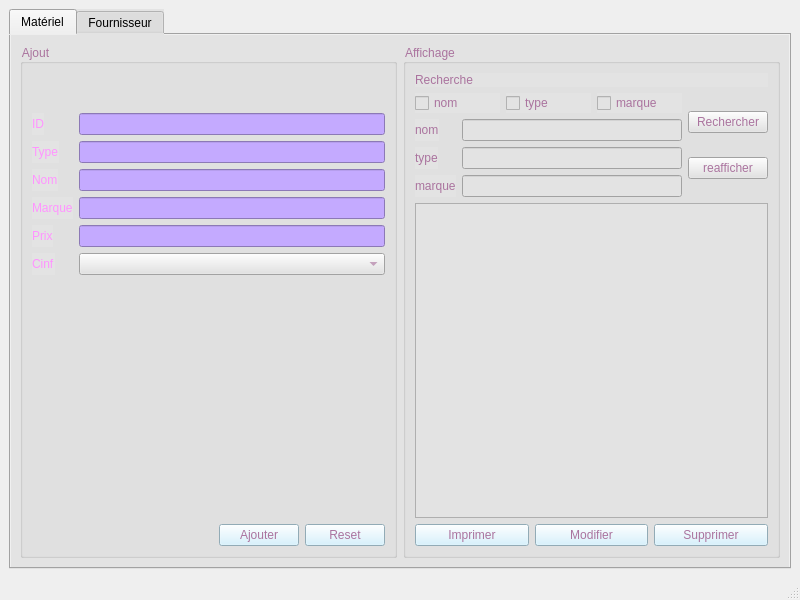
The window that Gestion_Materiel/Atelier_Connexion/mainwindow.ui (saraelarbi/PlanResto) describes before a commit, drawn with Qt 5.
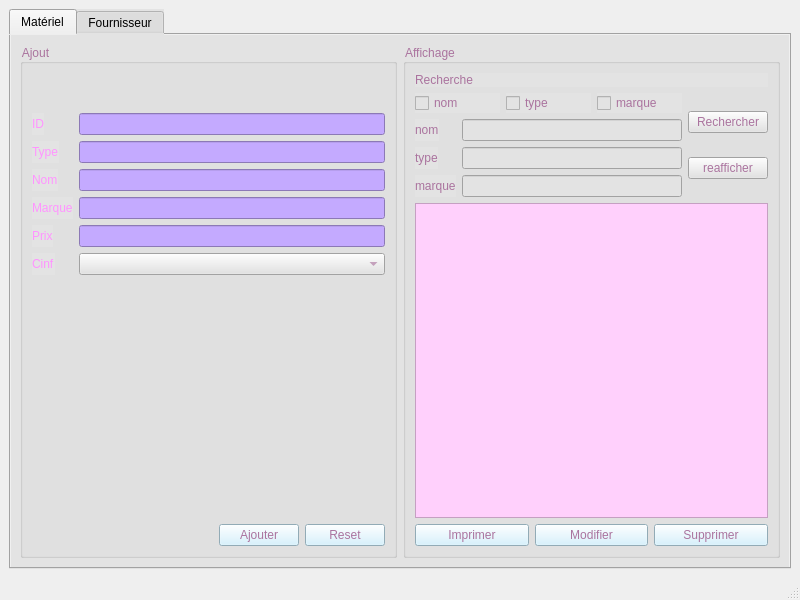
The same window after the commit. The open tabs and pages were chosen to show the change.

Diff of the .ui file:
```diff
--- a/Gestion_Materiel/Atelier_Connexion/mainwindow.ui
+++ b/Gestion_Materiel/Atelier_Connexion/mainwindow.ui
@@ -359,7 +359,12 @@
                 </layout>
                </item>
                <item>
-                <widget class="QTableView" name="tab_mat"/>
+                <widget class="QTableView" name="tab_mat">
+                 <property name="styleSheet">
+                  <string notr="true">background-color: rgb(255, 208, 252);
+</string>
+                 </property>
+                </widget>
                </item>
                <item>
                 <layout class="QHBoxLayout" name="horizontalLayout_26">
```
Left out of the diff: 8 changed lines with no effect on the pictures. Lines whose indentation alone changed are shown as unchanged.
